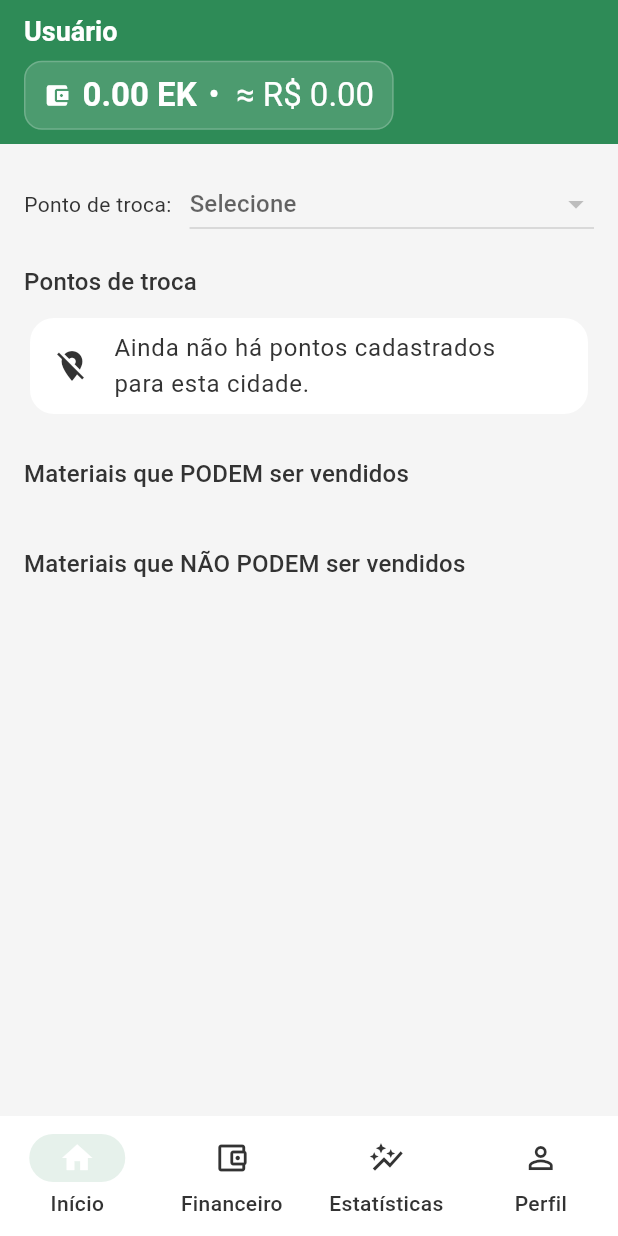
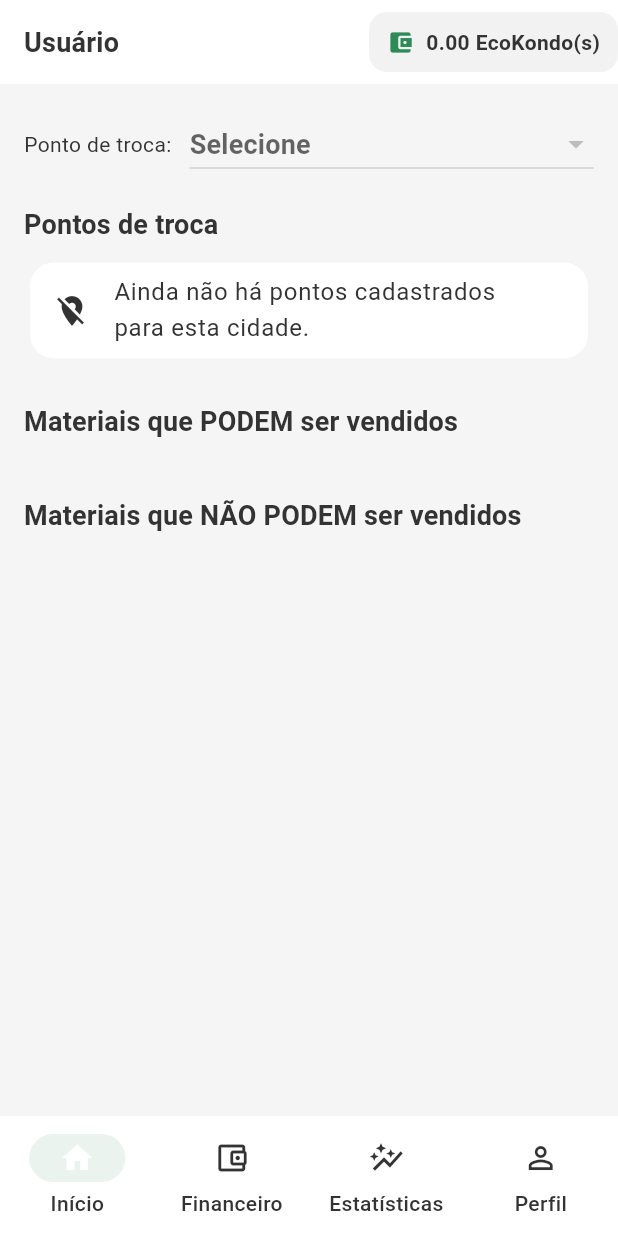
Before and after one commit to LuizFritsch/ecokondo, a Flutter app: the screen it shows after launch, on a phone screen of 412 x 824 dp. Run offline on Flutter 3.47's test engine with Material 3 defaults, Android fonts, the phone set to English and light mode, and no system bars; our stand-ins replace shared_preferences; missing offline and left inert: dart_jsonwebtoken; accounts and stored records are empty.

Commit message:
add dark mode & small refactors

```diff
--- a/lib/constants.dart
+++ b/lib/constants.dart
@@ -30,6 +30,7 @@ class AppColors {
   static const Color primary = Color(0xFF2E8B57);
   static const Color accent = Color(0xFFD9822B);
   static const Color background = Colors.white;
+  static const success = Color(0xFF28A745);
 }
 
 class AppTextStyles {
--- a/lib/screens/finance_tab.dart
+++ b/lib/screens/finance_tab.dart
@@ -102,6 +102,10 @@ class _FinanceTabState extends State<FinanceTab> {
         children: [
           Card(
             child: ListTile(
+              leading: Icon(
+                Icons.account_balance_wallet,
+                color: Theme.of(context).colorScheme.primary,
+              ),
               title: Text(
                 'Saldo: ${_finance!.balance.toStringAsFixed(2)} EcoKondo(s)',
               ),
--- a/lib/screens/main_menu_screen.dart
+++ b/lib/screens/main_menu_screen.dart
@@ -4,7 +4,6 @@ import '../models/finance.dart';
 import '../models/user_profile.dart';
 import '../repositories/finance.dart';
 import '../repositories/users.dart';
-import '../theme/app_theme.dart';
 import '../utils/auth_utils.dart';
 import 'finance_tab.dart';
 import 'home_tab.dart';
@@ -37,11 +36,8 @@ class _MainMenuScreenState extends State<MainMenuScreen> {
   Future<void> _bootstrapHeader() async {
     try {
       final id = await getCurrentUserId();
-      if (id == null) {
-        setState(() => _loadingHeader = false);
-        return;
-      }
       _userId = id;
+      if (id != null) {
         final profile = await usersRepo.getProfile(id);
         final finance = await financeRepo.getFinanceData(id);
         setState(() {
@@ -49,63 +45,63 @@ class _MainMenuScreenState extends State<MainMenuScreen> {
           _finance = finance;
           _loadingHeader = false;
         });
+      } else {
+        setState(() => _loadingHeader = false);
+      }
     } catch (_) {
       setState(() => _loadingHeader = false);
     }
   }
 
-  Widget _buildAppBarContent() {
-    final name = _profile?.fullName ?? 'Usuário';
+  Widget _saldoPill(BuildContext context) {
     final balanceEK = _finance?.balance ?? 0.0;
     final reais = _finance == null ? 0.0 : (balanceEK * _finance!.ekToReal);
-
-    return Column(
-      mainAxisAlignment: MainAxisAlignment.center,
-      crossAxisAlignment: CrossAxisAlignment.start,
-      children: [
-        Text(
-          name,
-          style: const TextStyle(fontSize: 18, fontWeight: FontWeight.w600),
-        ),
-        const SizedBox(height: 8),
-        Container(
-          padding: const EdgeInsets.symmetric(horizontal: 12, vertical: 8),
+    final isDark = Theme.of(context).brightness == Brightness.dark;
+    return Container(
+      padding: const EdgeInsets.symmetric(horizontal: 12, vertical: 10),
       decoration: BoxDecoration(
-            color: Colors.white.withOpacity(0.14),
+        color: isDark ? Colors.white10 : Colors.black.withOpacity(0.05),
         borderRadius: BorderRadius.circular(12),
-            border: Border.all(color: Colors.white.withOpacity(0.2)),
       ),
       child: _loadingHeader
           ? const SizedBox(
               width: 80,
-                  height: 12,
-                  child: LinearProgressIndicator(color: AppColors.white),
+              height: 10,
+              child: LinearProgressIndicator(),
             )
           : Row(
               mainAxisSize: MainAxisSize.min,
               children: [
-                    const Icon(
+                Icon(
                   Icons.account_balance_wallet,
                   size: 18,
-                      color: AppColors.white,
+                  color: Theme.of(context).colorScheme.primary,
                 ),
                 const SizedBox(width: 8),
                 Text(
-                      '${balanceEK.toStringAsFixed(2)} EK',
-                      style: const TextStyle(
-                        fontWeight: FontWeight.w700,
-                        color: AppColors.white,
+                  '${balanceEK.toStringAsFixed(2)} EcoKondo(s)',
+                  style: const TextStyle(fontWeight: FontWeight.w700),
                 ),
-                    ),
-                    const SizedBox(width: 8),
-                    Text(
-                      '•  ≈ R\$ ${reais.toStringAsFixed(2)}',
-                      style: const TextStyle(color: AppColors.white),
-                    ),
+                // const SizedBox(width: 8),
+                // Text('•  ≈ R\$ ${reais.toStringAsFixed(2)}'),
               ],
             ),
+    );
+  }
+
+  PreferredSizeWidget _buildAppBar(BuildContext context) {
+    final name = _profile?.fullName ?? 'Usuário';
+    return AppBar(
+      actions: [_saldoPill(context)],
+      // titleSpacing: 8,
+      title: Column(
+        crossAxisAlignment: CrossAxisAlignment.start,
+        children: [
+          Text(name, style: Theme.of(context).textTheme.titleMedium),
+          // const SizedBox(height: 8),
+          // _saldoPill(context),
+        ],
       ),
-      ],
     );
   }
 
@@ -127,11 +123,7 @@ class _MainMenuScreenState extends State<MainMenuScreen> {
   @override
   Widget build(BuildContext context) {
     return Scaffold(
-      appBar: AppBar(
-        toolbarHeight: 96,
-        titleSpacing: 16,
-        title: _buildAppBarContent(),
-      ),
+      appBar: _buildAppBar(context),
       body: _buildBody(),
       bottomNavigationBar: NavigationBar(
         selectedIndex: _currentIndex,
--- a/lib/theme/app_theme.dart
+++ b/lib/theme/app_theme.dart
@@ -1,21 +1,35 @@
+
 import 'package:flutter/material.dart';
 
 class AppColors {
-  static const primary = Color(0xFF2E8B57); // Verde principal
-  static const white = Color(0xFFFFFFFF);
-  static const background = Color(0xFFF5F5F5); // Cinza claro
-  static const text = Color(0xFF333333); // Cinza escuro
-  static const accent = Color(0xFFD9822B); // Laranja destaque
-
-  // Funcionais
+  static const primary    = Color(0xFF2E8B57);
+  static const accent     = Color(0xFFD9822B);
+  static const text       = Color(0xFF333333);
+  static const background = Color(0xFFF5F5F5);
+  static const white      = Color(0xFFFFFFFF);
   static const success = Color(0xFF28A745);
   static const warning = Color(0xFFFFC107);
-  static const error = Color(0xFFDC3545);
+  static const error   = Color(0xFFDC3545);
 }
+
+final TextTheme _lightText = const TextTheme(
+  titleLarge: TextStyle(fontFamily: 'Roboto', fontSize: 22, fontWeight: FontWeight.w700, color: AppColors.text),
+  titleMedium: TextStyle(fontFamily: 'Roboto', fontSize: 18, fontWeight: FontWeight.w600, color: AppColors.text),
+  bodyLarge: TextStyle(fontFamily: 'Roboto', fontSize: 16, color: AppColors.text),
+  bodyMedium: TextStyle(fontFamily: 'Roboto', fontSize: 14, color: AppColors.text),
+);
+
+final TextTheme _darkText = const TextTheme(
+  titleLarge: TextStyle(fontFamily: 'Roboto', fontSize: 22, fontWeight: FontWeight.w700, color: Colors.white),
+  titleMedium: TextStyle(fontFamily: 'Roboto', fontSize: 18, fontWeight: FontWeight.w600, color: Colors.white),
+  bodyLarge: TextStyle(fontFamily: 'Roboto', fontSize: 16, color: Colors.white),
+  bodyMedium: TextStyle(fontFamily: 'Roboto', fontSize: 14, color: Colors.white70),
+);
 
 class AppTheme {
   static ThemeData light = ThemeData(
     useMaterial3: true,
+    brightness: Brightness.light,
     colorScheme: const ColorScheme(
       brightness: Brightness.light,
       primary: AppColors.primary,
@@ -29,42 +43,43 @@ class AppTheme {
       surface: AppColors.white,
       onSurface: AppColors.text,
     ),
+    textTheme: _lightText,
     scaffoldBackgroundColor: AppColors.background,
     appBarTheme: const AppBarTheme(
-      backgroundColor: AppColors.primary,
-      foregroundColor: AppColors.white,
+      backgroundColor: AppColors.white,
+      foregroundColor: AppColors.text,
       elevation: 0,
       centerTitle: false,
     ),
+    cardTheme: CardThemeData(
+      elevation: 0,
+      color: AppColors.white,
+      surfaceTintColor: AppColors.white,
+      shape: RoundedRectangleBorder(borderRadius: BorderRadius.circular(16)),
+    ),
     navigationBarTheme: NavigationBarThemeData(
       backgroundColor: AppColors.white,
-      indicatorColor: AppColors.primary.withOpacity(0.12),
+      indicatorColor: AppColors.primary.withOpacity(0.10),
       labelTextStyle: const MaterialStatePropertyAll(
-        TextStyle(color: AppColors.text, fontWeight: FontWeight.w500),
+        TextStyle(fontFamily: 'Roboto', fontWeight: FontWeight.w500),
       ),
-    ),
-    cardTheme: CardThemeData(
-      color: AppColors.white,
-      surfaceTintColor: AppColors.white,
-      elevation: 0,
-      shape: RoundedRectangleBorder(borderRadius: BorderRadius.circular(16)),
     ),
     inputDecorationTheme: InputDecorationTheme(
       filled: true,
       fillColor: AppColors.white,
+      contentPadding: const EdgeInsets.symmetric(horizontal: 12, vertical: 14),
       border: OutlineInputBorder(
         borderRadius: BorderRadius.circular(12),
-        borderSide: BorderSide(color: AppColors.text.withOpacity(0.12)),
+        borderSide: BorderSide(color: AppColors.text.withOpacity(0.10)),
       ),
       enabledBorder: OutlineInputBorder(
         borderRadius: BorderRadius.circular(12),
-        borderSide: BorderSide(color: AppColors.text.withOpacity(0.12)),
+        borderSide: BorderSide(color: AppColors.text.withOpacity(0.10)),
       ),
       focusedBorder: const OutlineInputBorder(
         borderRadius: BorderRadius.all(Radius.circular(12)),
         borderSide: BorderSide(color: AppColors.primary, width: 1.2),
       ),
-      labelStyle: const TextStyle(color: AppColors.text),
       prefixIconColor: AppColors.primary,
     ),
     elevatedButtonTheme: ElevatedButtonThemeData(
@@ -75,10 +90,17 @@ class AppTheme {
         shape: RoundedRectangleBorder(borderRadius: BorderRadius.circular(14)),
       ),
     ),
+    snackBarTheme: const SnackBarThemeData(
+      behavior: SnackBarBehavior.floating,
+      backgroundColor: Colors.black87,
+      contentTextStyle: TextStyle(color: Colors.white),
+    ),
+    dividerColor: AppColors.text.withOpacity(0.08),
   );
 
   static ThemeData dark = ThemeData(
     useMaterial3: true,
+    brightness: Brightness.dark,
     colorScheme: const ColorScheme(
       brightness: Brightness.dark,
       primary: AppColors.primary,
@@ -92,42 +114,45 @@ class AppTheme {
       surface: Color(0xFF1E1E1E),
       onSurface: Colors.white,
     ),
+    textTheme: _darkText,
     scaffoldBackgroundColor: const Color(0xFF121212),
     appBarTheme: const AppBarTheme(
-      backgroundColor: AppColors.primary,
-      foregroundColor: AppColors.white,
+      backgroundColor: Color(0xFF121212),
+      foregroundColor: Colors.white,
       elevation: 0,
       centerTitle: false,
+    ),
+    cardTheme: const CardThemeData(
+      elevation: 0,
+      color: Color(0xFF1E1E1E),
+      surfaceTintColor: Color(0xFF1E1E1E),
+      shape: RoundedRectangleBorder(
+        borderRadius: BorderRadius.all(Radius.circular(16)),
+      ),
     ),
     navigationBarTheme: NavigationBarThemeData(
       backgroundColor: const Color(0xFF1E1E1E),
       indicatorColor: AppColors.primary.withOpacity(0.20),
       labelTextStyle: const MaterialStatePropertyAll(
-        TextStyle(color: Colors.white, fontWeight: FontWeight.w500),
+        TextStyle(fontFamily: 'Roboto', fontWeight: FontWeight.w500),
       ),
     ),
-    cardTheme: CardThemeData(
-      color: const Color(0xFF1E1E1E),
-      surfaceTintColor: const Color(0xFF1E1E1E),
-      elevation: 0,
-      shape: RoundedRectangleBorder(borderRadius: BorderRadius.circular(16)),
-    ),
-    inputDecorationTheme: InputDecorationTheme(
+    inputDecorationTheme: const InputDecorationTheme(
       filled: true,
-      fillColor: const Color(0xFF1E1E1E),
+      fillColor: Color(0xFF1E1E1E),
+      contentPadding: EdgeInsets.symmetric(horizontal: 12, vertical: 14),
       border: OutlineInputBorder(
-        borderRadius: BorderRadius.circular(12),
-        borderSide: const BorderSide(color: Colors.white24),
+        borderRadius: BorderRadius.all(Radius.circular(12)),
+        borderSide: BorderSide(color: Colors.white24),
       ),
       enabledBorder: OutlineInputBorder(
-        borderRadius: BorderRadius.circular(12),
-        borderSide: const BorderSide(color: Colors.white24),
+        borderRadius: BorderRadius.all(Radius.circular(12)),
+        borderSide: BorderSide(color: Colors.white24),
       ),
-      focusedBorder: const OutlineInputBorder(
+      focusedBorder: OutlineInputBorder(
         borderRadius: BorderRadius.all(Radius.circular(12)),
         borderSide: BorderSide(color: AppColors.primary, width: 1.2),
       ),
-      labelStyle: const TextStyle(color: Colors.white),
       prefixIconColor: AppColors.primary,
     ),
     elevatedButtonTheme: ElevatedButtonThemeData(
@@ -138,5 +163,11 @@ class AppTheme {
         shape: RoundedRectangleBorder(borderRadius: BorderRadius.circular(14)),
       ),
     ),
+    snackBarTheme: const SnackBarThemeData(
+      behavior: SnackBarBehavior.floating,
+      backgroundColor: Colors.white10,
+      contentTextStyle: TextStyle(color: Colors.white),
+    ),
+    dividerColor: Colors.white10,
   );
 }
```
Also changed, not shown: lib/screens/profile_tab.dart (+124 -28 lines), lib/screens/statistics_tab.dart (+19 -49 lines), lib/utils/auth_utils.dart (+11 -4 lines). Lines whose indentation alone changed are shown as unchanged.
